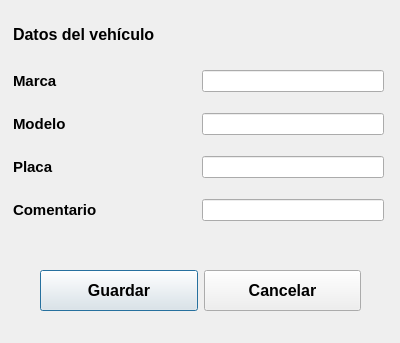
Above: interfaz_datos_vehiculo.ui from luisgl90/PVE-Python before the change. Below: the same form after it.
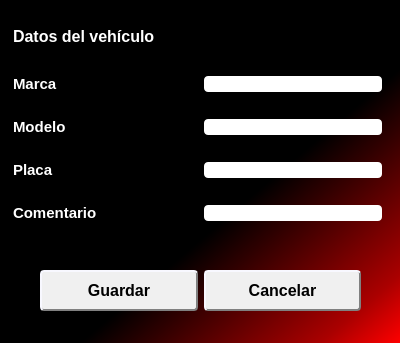
That is the form after the change.

```diff
--- a/interfaz_datos_vehiculo.ui
+++ b/interfaz_datos_vehiculo.ui
@@ -13,6 +13,119 @@
   <property name="windowTitle">
    <string>Datos del vehículo</string>
   </property>
+  <property name="styleSheet">
+   <string notr="true">QDialog{ 
+	background-color: qlineargradient(x1: 0, y1: 0, x2: 1, y2: 1,stop: 0 black, stop: 0.6 black, stop: 0.9 rgb(170, 0, 0), stop: 1 red);
+}
+
+QLineEdit { 
+	background-color: #ffffff;
+	border-radius: 4px;
+	margin: 2px;
+}
+
+QLabel, QLineEdit{ 
+	font-family: Arial;
+}
+
+QWidget QLabel{ 
+	color: white;
+}
+
+QComboBox { 
+	background-color: #fafafa ;
+	border-bottom: 2px solid DimGrey;
+}
+
+QPushButton{
+	font-family: Arial;
+	background-color: #f0f0f0;
+	border-style: outset;
+	border-radius: 4px;
+	border-color: gray;
+	padding: 2px;
+	border-top: 2px solid GhostWhite;
+	border-left: 2px solid GhostWhite;
+	border-bottom: 2px solid gray;
+	border-right: 2px solid gray;
+}
+
+QPushButton:hover{
+	background-color: rgb(232, 232, 232);
+}
+
+QPushButton:pressed{
+	background-color: #f0f0f0;
+	border-style: outset;
+	border-radius: 4px;
+	border-color: gray;
+	padding: 2px;
+	border-top: 2px solid gray;
+	border-left: 2px solid gray;
+	border-bottom: 2px solid WhiteSmoke;
+	border-right: 2px solid WhiteSmoke;
+}
+
+QTabWidget::pane {
+	border: 3px solid white;
+	border-radius: 2px;
+}
+
+QTabBar::tab {
+	border-radius: 2px;
+	border: 2px;
+	padding: 2px;
+}
+
+QTabBar::tab:selected {
+	background: rgb(223, 223, 223);
+	color: rgb(170, 0, 0);
+	font-weight: bold;
+	border-radius: 4px;
+	border: 1px solid   rgb(0, 0, 80);;
+	padding-right: 4px;
+	padding-left: 4px;
+}
+
+QTabBar::tab:!selected {
+	background: #f0f0f0;
+	color: black;
+	font-weight: normal;
+	border-radius: 2px;
+	border: 2px solid gray;
+	padding-right: 4px;
+	padding-left: 4px;
+}
+
+QMenuBar{
+	color: white;
+	font-weight: bold;
+	background-color: transparent;
+}
+
+QMenu:hover{
+ 	background-color: rgb(0, 170, 0);
+ 	color: rgb(255, 255, 255);
+ }
+
+QMenuBar::item:pressed{
+	background-color: #f0f0f0;
+	color: black;
+	font-weight: bold;
+}
+
+QMenuBar QMenu:selected{
+	background-color: black;
+	color: white;
+	font-weight: bold;
+}
+
+QTabBar{ 
+	background-color: qlineargradient(x1: 0, y1: 0, x2: 1, y2: 1,stop: 0 black, stop: 0.5 rgb(0, 0, 127), stop: 1 blue);
+}
+
+</string>
+  </property>
   <widget class="QWidget" name="verticalLayoutWidget">
    <property name="geometry">
     <rect>
@@ -33,6 +146,7 @@
       </property>
       <property name="font">
        <font>
+        <family>Arial</family>
         <pointsize>12</pointsize>
         <weight>75</weight>
         <bold>true</bold>
@@ -77,6 +191,7 @@
         </property>
         <property name="font">
          <font>
+          <family>Arial</family>
           <pointsize>11</pointsize>
           <weight>75</weight>
           <bold>true</bold>
@@ -117,6 +232,7 @@
         </property>
         <property name="font">
          <font>
+          <family>Arial</family>
           <pointsize>11</pointsize>
           <weight>75</weight>
           <bold>true</bold>
@@ -157,6 +273,7 @@
         </property>
         <property name="font">
          <font>
+          <family>Arial</family>
           <pointsize>11</pointsize>
           <weight>75</weight>
           <bold>true</bold>
@@ -197,6 +314,7 @@
         </property>
         <property name="font">
          <font>
+          <family>Arial</family>
           <pointsize>11</pointsize>
           <weight>75</weight>
           <bold>true</bold>
@@ -262,6 +380,7 @@
       </property>
       <property name="font">
        <font>
+        <family>Arial</family>
         <pointsize>12</pointsize>
         <weight>75</weight>
         <bold>true</bold>
@@ -291,6 +410,7 @@
       </property>
       <property name="font">
        <font>
+        <family>Arial</family>
         <pointsize>12</pointsize>
         <weight>75</weight>
         <bold>true</bold>
```
